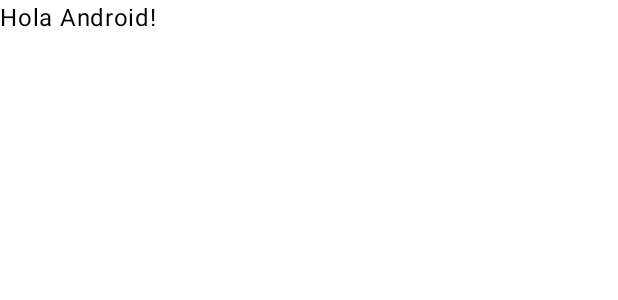
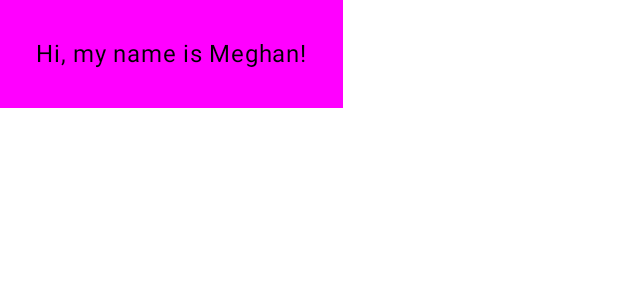
Before and after one commit to Rodrivdlc/HolaMundo_AndroidStudio, an Android app built with Jetpack Compose: the @Preview function GreetingPreview, on a phone screen of 412 x 824 dp. Shown: the top 300 px of the screen. Run offline under Robolectric (Android 15) with nearby library versions, the phone set to English and light mode, and no system bars.

Commit message:
ColorAndPadding

```diff
--- a/app/src/main/java/com/example/hellowordl/MainActivity.kt
+++ b/app/src/main/java/com/example/hellowordl/MainActivity.kt
@@ -4,14 +4,20 @@ import android.os.Bundle
 import androidx.activity.ComponentActivity
 import androidx.activity.compose.setContent
 import androidx.activity.enableEdgeToEdge
+import androidx.compose.foundation.layout.Box
 import androidx.compose.foundation.layout.fillMaxSize
 import androidx.compose.foundation.layout.padding
 import androidx.compose.material3.Scaffold
+import androidx.compose.material3.Surface
 import androidx.compose.material3.Text
 import androidx.compose.runtime.Composable
 import androidx.compose.ui.Modifier
 import androidx.compose.ui.tooling.preview.Preview
 import com.example.hellowordl.ui.theme.HelloWordlTheme
+import androidx.compose.ui.graphics.Color
+import androidx.compose.ui.unit.dp
+import androidx.compose.foundation.layout.padding
+
 
 class MainActivity : ComponentActivity() {
     override fun onCreate(savedInstanceState: Bundle?) {
@@ -32,16 +38,18 @@ class MainActivity : ComponentActivity() {
 
 @Composable
 fun Greeting(name: String, modifier: Modifier = Modifier) {
-    Text(
-        text = "Hola $name!",
-        modifier = modifier
-    )
+    Surface(color = Color.Magenta) {
+        Text(
+            text = "Hi, my name is $name!",
+            modifier = Modifier.padding(24.dp)
+        )
+    }
 }
 
 @Preview(showBackground = true)
 @Composable
 fun GreetingPreview() {
     HelloWordlTheme {
-        Greeting("Android")
+        Greeting("Meghan")
     }
 }
```
